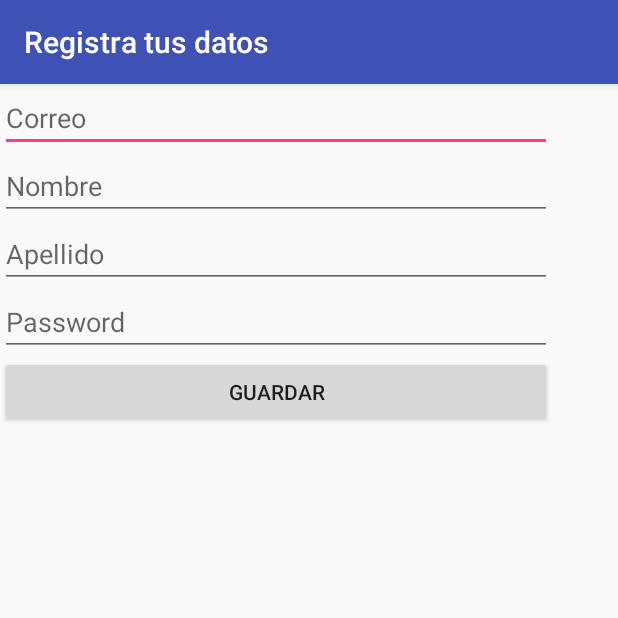
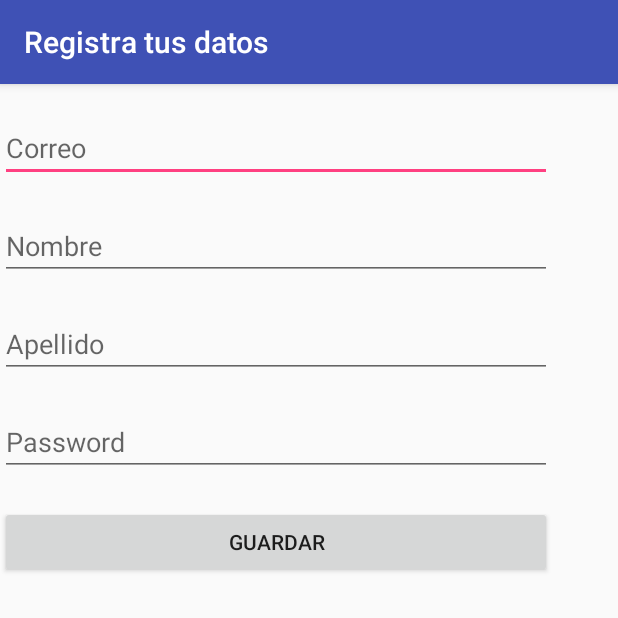
Before and after one commit to nelug/AutenticacionUmg, an Android app: the Registrarse screen opened directly, with no data from a screen before it, after a tap on "GUARDAR", on a phone screen of 412 x 824 dp, the top half of it. Run offline under Robolectric (Android 15) with nearby library versions, the phone set to English and light mode, and no system bars; our stand-ins replace Firebase (no records; nobody signed in at launch, a user with empty details on screens opened directly); 1 statement that could not run was skipped.

Commit message:
mejorando formulario de ingreso de datos

```diff
--- a/app/src/main/java/cursos/mai/umg/gt/autenticacionumg/Registrarse.java
+++ b/app/src/main/java/cursos/mai/umg/gt/autenticacionumg/Registrarse.java
@@ -6,14 +6,13 @@ import android.os.Bundle;
 import android.view.View;
 import android.widget.EditText;
 import android.widget.Toast;
-
-import com.facebook.Profile;
 import com.google.android.gms.tasks.OnFailureListener;
 import com.google.android.gms.tasks.OnSuccessListener;
 import com.google.firebase.firestore.FirebaseFirestore;
 
 import java.util.HashMap;
 import java.util.Map;
+import java.util.concurrent.ExecutionException;
 
 public class Registrarse extends AppCompatActivity {
 
@@ -36,11 +35,12 @@ public class Registrarse extends AppCompatActivity {
     }
 
     private void GuardarUsuario(){
-
+    try
+    {
         Map<String, Object> usuario = new HashMap<>();
-            usuario.put("id", correo.getText());
-            usuario.put("apellido", apellido.getText());
-            usuario.put("nombre", nombre.getText());
+        usuario.put("id", correo.getText()+ "");
+        usuario.put("apellido", apellido.getText()+"");
+        usuario.put("nombre", nombre.getText()+"");
         usuario.put("nombre_completo", nombre.getText() + " " + apellido.getText());
         usuario.put("red", "Firebase");
         usuario.put("token_cloud_message", FirebaseCloudMessage.getToken());
@@ -62,4 +62,10 @@ public class Registrarse extends AppCompatActivity {
                 });
 
     }
+    catch (Exception ex)
+    {
+
     }
+
+    }
+}
--- a/app/src/main/res/layout/activity_registrarse.xml
+++ b/app/src/main/res/layout/activity_registrarse.xml
@@ -14,6 +14,10 @@
         tools:layout_editor_absoluteX="8dp"
         tools:layout_editor_absoluteY="8dp">
 
+        <Space
+            android:layout_width="match_parent"
+            android:layout_height="wrap_content"
+            android:minHeight="20dp"/>
         <EditText
             android:id="@+id/txtCorreo"
             android:layout_width="match_parent"
@@ -21,6 +25,10 @@
             android:ems="10"
             android:hint="Correo"
             android:inputType="textEmailAddress" />
+        <Space
+            android:layout_width="match_parent"
+            android:layout_height="wrap_content"
+            android:minHeight="20dp"/>
 
         <EditText
             android:id="@+id/txtNombre"
@@ -29,6 +37,10 @@
             android:ems="10"
             android:hint="Nombre"
             android:inputType="textPersonName" />
+        <Space
+            android:layout_width="match_parent"
+            android:layout_height="wrap_content"
+            android:minHeight="20dp"/>
 
         <EditText
             android:id="@+id/txtApellido"
@@ -37,6 +49,10 @@
             android:ems="10"
             android:hint="Apellido"
             android:inputType="textPersonName" />
+        <Space
+            android:layout_width="match_parent"
+            android:layout_height="wrap_content"
+            android:minHeight="20dp"/>
 
         <EditText
             android:id="@+id/txtPassword"
@@ -45,6 +61,10 @@
             android:ems="10"
             android:hint="Password"
             android:inputType="textPassword" />
+        <Space
+            android:layout_width="match_parent"
+            android:layout_height="wrap_content"
+            android:minHeight="20dp"/>
 
         <Button
             android:id="@+id/button3"
```
Lines whose indentation alone changed are shown as unchanged.
